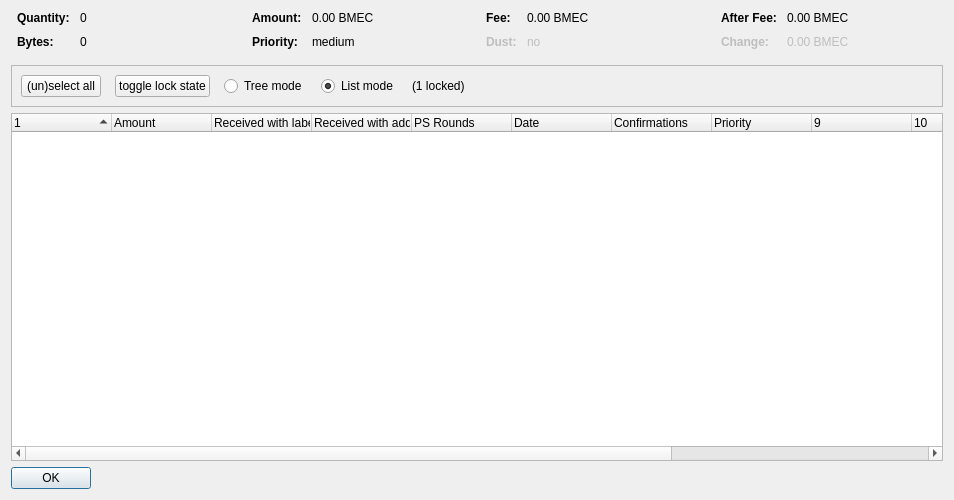
This is src/qt/forms/coincontroldialog.ui in tocacyy/BitmexCoin as Qt 5 draws it before an edit. The edited form follows.
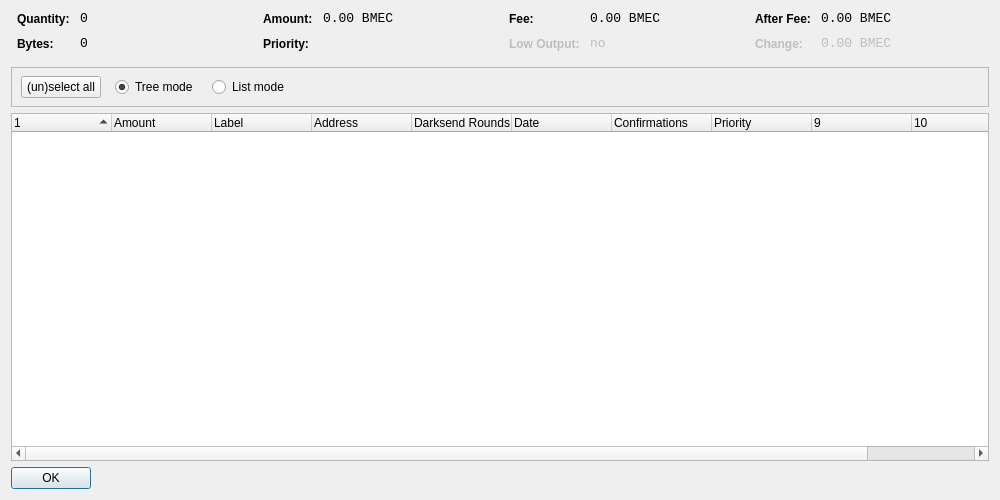
This is the edited form. Custom widgets are drawn as their Qt base class.

```diff
--- a/src/qt/forms/coincontroldialog.ui
+++ b/src/qt/forms/coincontroldialog.ui
@@ -6,7 +6,7 @@
    <rect>
     <x>0</x>
     <y>0</y>
-    <width>954</width>
+    <width>1000</width>
     <height>500</height>
    </rect>
   </property>
@@ -38,11 +38,8 @@
        </property>
        <item row="0" column="0">
         <widget class="QLabel" name="labelCoinControlQuantityText">
-         <property name="font">
-          <font>
-           <weight>75</weight>
-           <bold>true</bold>
-          </font>
+         <property name="styleSheet">
+          <string notr="true">font-weight:bold;</string>
          </property>
          <property name="text">
           <string>Quantity:</string>
@@ -51,6 +48,12 @@
        </item>
        <item row="0" column="1">
         <widget class="QLabel" name="labelCoinControlQuantity">
+         <property name="font">
+          <font>
+           <family>Monospace</family>
+           <pointsize>10</pointsize>
+          </font>
+         </property>
          <property name="cursor">
           <cursorShape>IBeamCursor</cursorShape>
          </property>
@@ -67,11 +70,8 @@
        </item>
        <item row="1" column="0">
         <widget class="QLabel" name="labelCoinControlBytesText">
-         <property name="font">
-          <font>
-           <weight>75</weight>
-           <bold>true</bold>
-          </font>
+         <property name="styleSheet">
+          <string notr="true">font-weight:bold;</string>
          </property>
          <property name="text">
           <string>Bytes:</string>
@@ -80,6 +80,12 @@
        </item>
        <item row="1" column="1">
         <widget class="QLabel" name="labelCoinControlBytes">
+         <property name="font">
+          <font>
+           <family>Monospace</family>
+           <pointsize>10</pointsize>
+          </font>
+         </property>
          <property name="cursor">
           <cursorShape>IBeamCursor</cursorShape>
          </property>
@@ -112,11 +118,8 @@
        </property>
        <item row="0" column="0">
         <widget class="QLabel" name="labelCoinControlAmountText">
-         <property name="font">
-          <font>
-           <weight>75</weight>
-           <bold>true</bold>
-          </font>
+         <property name="styleSheet">
+          <string notr="true">font-weight:bold;</string>
          </property>
          <property name="text">
           <string>Amount:</string>
@@ -125,6 +128,12 @@
        </item>
        <item row="0" column="1">
         <widget class="QLabel" name="labelCoinControlAmount">
+         <property name="font">
+          <font>
+           <family>Monospace</family>
+           <pointsize>10</pointsize>
+          </font>
+         </property>
          <property name="cursor">
           <cursorShape>IBeamCursor</cursorShape>
          </property>
@@ -141,11 +150,8 @@
        </item>
        <item row="1" column="0">
         <widget class="QLabel" name="labelCoinControlPriorityText">
-         <property name="font">
-          <font>
-           <weight>75</weight>
-           <bold>true</bold>
-          </font>
+         <property name="styleSheet">
+          <string notr="true">font-weight:bold;</string>
          </property>
          <property name="text">
           <string>Priority:</string>
@@ -154,6 +160,12 @@
        </item>
        <item row="1" column="1">
         <widget class="QLabel" name="labelCoinControlPriority">
+         <property name="font">
+          <font>
+           <family>Monospace</family>
+           <pointsize>10</pointsize>
+          </font>
+         </property>
          <property name="cursor">
           <cursorShape>IBeamCursor</cursorShape>
          </property>
@@ -161,7 +173,7 @@
           <enum>Qt::ActionsContextMenu</enum>
          </property>
          <property name="text">
-          <string>medium</string>
+          <string/>
          </property>
          <property name="textInteractionFlags">
           <set>Qt::LinksAccessibleByMouse|Qt::TextSelectableByKeyboard|Qt::TextSelectableByMouse</set>
@@ -186,11 +198,8 @@
        </property>
        <item row="0" column="0">
         <widget class="QLabel" name="labelCoinControlFeeText">
-         <property name="font">
-          <font>
-           <weight>75</weight>
-           <bold>true</bold>
-          </font>
+         <property name="styleSheet">
+          <string notr="true">font-weight:bold;</string>
          </property>
          <property name="text">
           <string>Fee:</string>
@@ -199,6 +208,12 @@
        </item>
        <item row="0" column="1">
         <widget class="QLabel" name="labelCoinControlFee">
+         <property name="font">
+          <font>
+           <family>Monospace</family>
+           <pointsize>10</pointsize>
+          </font>
+         </property>
          <property name="cursor">
           <cursorShape>IBeamCursor</cursorShape>
          </property>
@@ -218,14 +233,11 @@
          <property name="enabled">
           <bool>false</bool>
          </property>
-         <property name="font">
-          <font>
-           <weight>75</weight>
-           <bold>true</bold>
-          </font>
+         <property name="styleSheet">
+          <string notr="true">font-weight:bold;</string>
          </property>
          <property name="text">
-          <string>Dust:</string>
+          <string>Low Output:</string>
          </property>
         </widget>
        </item>
@@ -234,6 +246,12 @@
          <property name="enabled">
           <bool>false</bool>
          </property>
+         <property name="font">
+          <font>
+           <family>Monospace</family>
+           <pointsize>10</pointsize>
+          </font>
+         </property>
          <property name="cursor">
           <cursorShape>IBeamCursor</cursorShape>
          </property>
@@ -266,11 +284,8 @@
        </property>
        <item row="0" column="0">
         <widget class="QLabel" name="labelCoinControlAfterFeeText">
-         <property name="font">
-          <font>
-           <weight>75</weight>
-           <bold>true</bold>
-          </font>
+         <property name="styleSheet">
+          <string notr="true">font-weight:bold;</string>
          </property>
          <property name="text">
           <string>After Fee:</string>
@@ -279,6 +294,12 @@
        </item>
        <item row="0" column="1">
         <widget class="QLabel" name="labelCoinControlAfterFee">
+         <property name="font">
+          <font>
+           <family>Monospace</family>
+           <pointsize>10</pointsize>
+          </font>
+         </property>
          <property name="cursor">
           <cursorShape>IBeamCursor</cursorShape>
          </property>
@@ -298,11 +319,8 @@
          <property name="enabled">
           <bool>false</bool>
          </property>
-         <property name="font">
-          <font>
-           <weight>75</weight>
-           <bold>true</bold>
-          </font>
+         <property name="styleSheet">
+          <string notr="true">font-weight:bold;</string>
          </property>
          <property name="text">
           <string>Change:</string>
@@ -314,6 +332,12 @@
          <property name="enabled">
           <bool>false</bool>
          </property>
+         <property name="font">
+          <font>
+           <family>Monospace</family>
+           <pointsize>10</pointsize>
+          </font>
+         </property>
          <property name="cursor">
           <cursorShape>IBeamCursor</cursorShape>
          </property>
@@ -346,9 +370,16 @@
      <property name="frameShadow">
       <enum>QFrame::Sunken</enum>
      </property>
-     <layout class="QHBoxLayout" name="horizontalLayout">
-      <item>
-       <layout class="QHBoxLayout" name="horizontalLayoutPanel" stretch="0,0,0,0,0,0">
+     <widget class="QWidget" name="horizontalLayoutWidget">
+      <property name="geometry">
+       <rect>
+        <x>10</x>
+        <y>0</y>
+        <width>781</width>
+        <height>41</height>
+       </rect>
+      </property>
+      <layout class="QHBoxLayout" name="horizontalLayoutPanel" stretch="0,0,0,0,0">
         <property name="spacing">
          <number>14</number>
         </property>
@@ -363,25 +394,6 @@
           <property name="text">
            <string>(un)select all</string>
           </property>
-          <property name="autoDefault">
-           <bool>false</bool>
-          </property>
-         </widget>
-        </item>
-        <item>
-         <widget class="QPushButton" name="pushButtonToggleLock">
-          <property name="sizePolicy">
-           <sizepolicy hsizetype="Maximum" vsizetype="Fixed">
-            <horstretch>0</horstretch>
-            <verstretch>0</verstretch>
-           </sizepolicy>
-          </property>
-          <property name="text">
-           <string>toggle lock state</string>
-          </property>
-          <property name="autoDefault">
-           <bool>false</bool>
-          </property>
          </widget>
         </item>
         <item>
@@ -395,6 +407,9 @@
           <property name="text">
            <string>Tree mode</string>
           </property>
+         <property name="checked">
+          <bool>true</bool>
+         </property>
          </widget>
         </item>
         <item>
@@ -408,16 +423,6 @@
           <property name="text">
            <string>List mode</string>
           </property>
-          <property name="checked">
-           <bool>true</bool>
-          </property>
-         </widget>
-        </item>
-        <item>
-         <widget class="QLabel" name="labelLocked">
-          <property name="text">
-           <string>(1 locked)</string>
-          </property>
          </widget>
         </item>
         <item>
@@ -434,8 +439,7 @@
          </spacer>
         </item>
        </layout>
-      </item>
-     </layout>
+     </widget>
     </widget>
    </item>
    <item>
@@ -447,7 +451,7 @@
       <bool>false</bool>
      </property>
      <property name="columnCount">
-      <number>13</number>
+      <number>11</number>
      </property>
      <attribute name="headerShowSortIndicator" stdset="0">
       <bool>true</bool>
@@ -467,17 +471,17 @@
      </column>
      <column>
       <property name="text">
-       <string>Received with label</string>
+       <string>Label</string>
       </property>
      </column>
      <column>
       <property name="text">
-       <string>Received with address</string>
+       <string>Address</string>
       </property>
      </column>
      <column>
       <property name="text">
-       <string>PS Rounds</string>
+       <string>Darksend Rounds</string>
       </property>
      </column>
      <column>
@@ -518,11 +522,6 @@
        <string/>
       </property>
      </column>
-     <column>
-      <property name="text">
-       <string/>
-      </property>
-     </column>
     </widget>
    </item>
    <item>
```
Left out of the diff: 4 changed lines with no effect on the pictures. Lines whose indentation alone changed are shown as unchanged.
